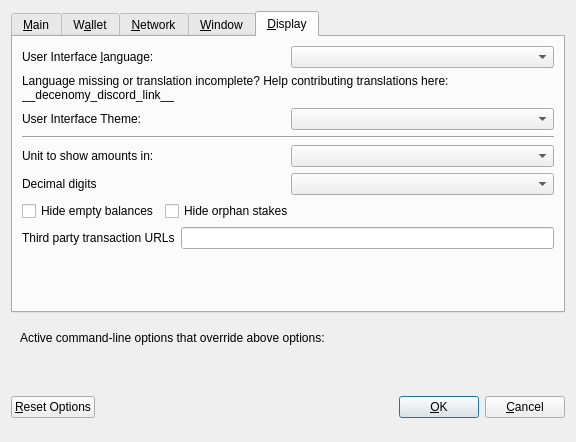
The window that src/qt/forms/optionsdialog.ui (jorblancoa/ALMA) describes before a commit, drawn with Qt 5.
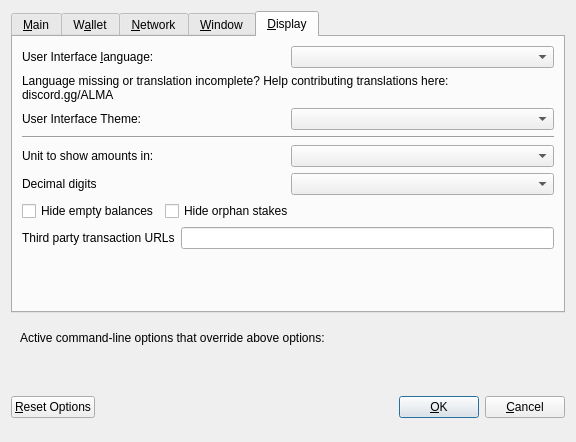
The same window after the commit. The open tabs and pages were chosen to show the change. Custom widgets are drawn as their Qt base class.

Commit message: Add logo and about ALMA

Patch:
```diff
--- a/src/qt/forms/optionsdialog.ui
+++ b/src/qt/forms/optionsdialog.ui
@@ -428,7 +428,7 @@
          </property>
          <property name="text">
           <string>Language missing or translation incomplete? Help contributing translations here:
-__decenomy_discord_link__</string>
+discord.gg/ALMA</string>
          </property>
          <property name="wordWrap">
           <bool>true</bool>
```
The commit also changes 50 other files.
